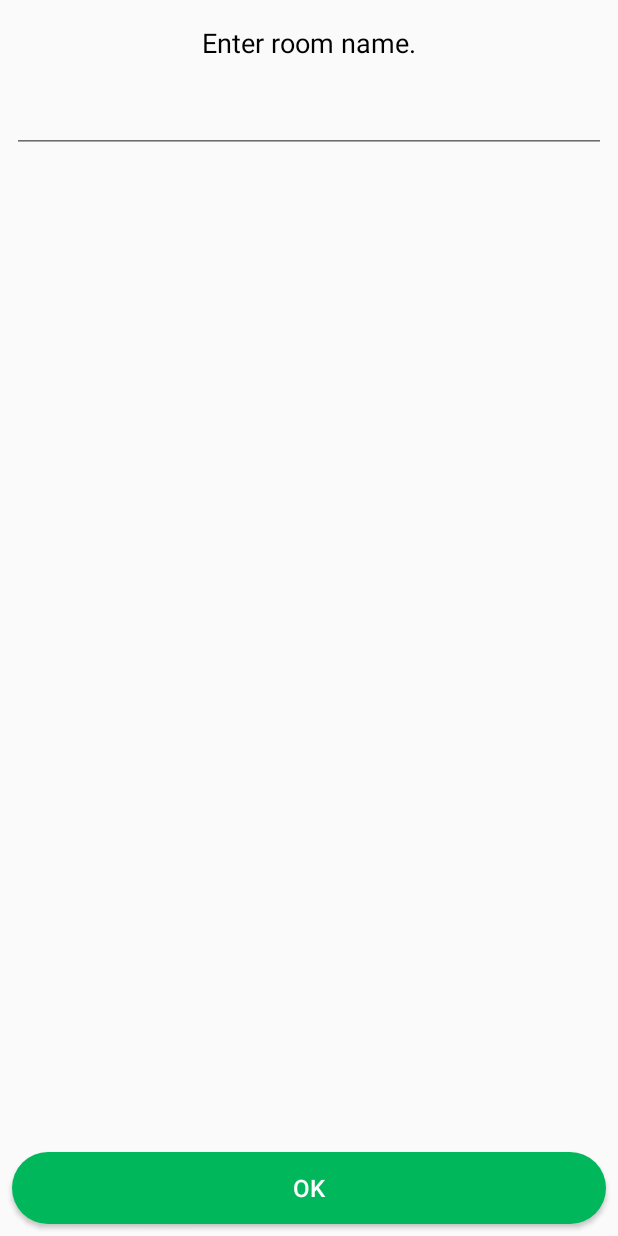
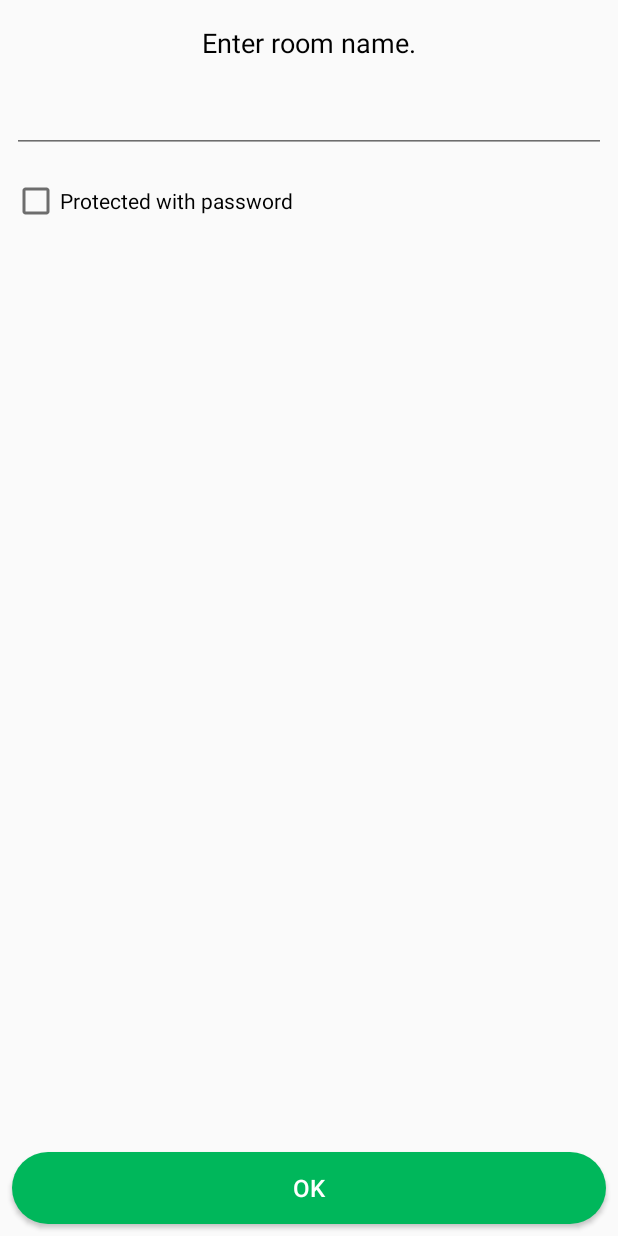
Before and after one commit to dawidd6/AndTTT, an Android app: the fragment CreateFragment shown on its own in the app's theme, on a phone screen of 412 x 824 dp. Run offline under Robolectric (Android 15) with nearby library versions, the phone set to English and light mode, and no system bars; our stand-ins replace ButterKnife, EventBus.

Commit message:
closes: #12

```diff
--- a/app/src/main/java/com/github/dawidd6/andttt/fragments/CreateFragment.java
+++ b/app/src/main/java/com/github/dawidd6/andttt/fragments/CreateFragment.java
@@ -10,8 +10,11 @@ import android.view.LayoutInflater;
 import android.view.View;
 import android.view.ViewGroup;
 import android.widget.Button;
+import android.widget.CompoundButton;
 import android.widget.EditText;
+import android.widget.TextView;
 import butterknife.BindView;
+import butterknife.OnCheckedChanged;
 import butterknife.OnClick;
 import com.github.dawidd6.andttt.ClientService;
 import com.github.dawidd6.andttt.R;
@@ -26,21 +29,41 @@ import org.greenrobot.eventbus.ThreadMode;
 
 public class CreateFragment extends BaseOnlineFragment {
     public static final String TAG = "CreateFragment";
+    private boolean isProtectedChecked;
     @BindView(R.id.roomEdit) EditText roomEdit;
+    @BindView(R.id.passwordEdit) EditText passwordEdit;
+    @BindView(R.id.passwordText) TextView passwordText;
 
     @Override
     public View onCreateView(LayoutInflater inflater, ViewGroup parent, Bundle savedInstanceState) {
         return inflater.inflate(R.layout.fragment_create, parent, false);
     }
 
+    @Override
+    public void onViewCreated(View view, Bundle savedInstanceState) {
+        super.onViewCreated(view, savedInstanceState);
+
+        passwordEdit.setVisibility(View.GONE);
+        passwordText.setVisibility(View.GONE);
+    }
+
     @OnClick(R.id.okButton)
     public void onOkButtonClick() {
         Request request = Request.newBuilder()
                 .setCreateRoom(CreateRoomRequest.newBuilder()
-                        .setName(roomEdit.getText().toString()))
+                        .setName(roomEdit.getText().toString())
+                        .setPassword(isProtectedChecked ? passwordEdit.getText().toString() : ""))
                 .build();
 
         EventBus.getDefault().post(new SendEvent(request));
+    }
+
+    @OnCheckedChanged(R.id.protectedCheck)
+    public void onProtectedChecked(CompoundButton button, boolean checked) {
+        isProtectedChecked = checked;
+
+        passwordEdit.setVisibility(checked ? View.VISIBLE : View.GONE);
+        passwordText.setVisibility(checked ? View.VISIBLE : View.GONE);
     }
 
     @Subscribe(threadMode = ThreadMode.MAIN)
--- a/app/src/main/res/layout/fragment_create.xml
+++ b/app/src/main/res/layout/fragment_create.xml
@@ -5,6 +5,34 @@
     android:layout_width="match_parent"
     android:layout_height="match_parent"
     android:background="?android:attr/windowBackground">
+
+    <TextView
+        android:id="@+id/passwordText"
+        android:layout_width="wrap_content"
+        android:layout_height="wrap_content"
+        android:layout_marginEnd="8dp"
+        android:layout_marginStart="8dp"
+        android:layout_marginTop="16dp"
+        android:text="@string/enter_password"
+        android:textSize="18sp"
+        app:layout_constraintEnd_toEndOf="parent"
+        app:layout_constraintStart_toStartOf="parent"
+        app:layout_constraintTop_toBottomOf="@+id/protectedCheck" />
+
+    <EditText
+        android:id="@+id/passwordEdit"
+        android:layout_width="0dp"
+        android:layout_height="wrap_content"
+        android:layout_marginEnd="8dp"
+        android:layout_marginStart="8dp"
+        android:layout_marginTop="16dp"
+        android:ems="10"
+        android:inputType="textPassword"
+        android:maxLength="@integer/room_max_length"
+        app:layout_constraintEnd_toEndOf="parent"
+        app:layout_constraintHorizontal_bias="0.0"
+        app:layout_constraintStart_toStartOf="parent"
+        app:layout_constraintTop_toBottomOf="@+id/passwordText" />
 
     <TextView
         android:id="@+id/roomText"
@@ -48,4 +76,16 @@
         app:layout_constraintStart_toStartOf="parent"
         app:layout_constraintTop_toBottomOf="@+id/roomText" />
 
+    <CheckBox
+        android:id="@+id/protectedCheck"
+        android:layout_width="wrap_content"
+        android:layout_height="wrap_content"
+        android:layout_marginStart="8dp"
+        android:layout_marginTop="16dp"
+        android:checked="false"
+        android:text="@string/protected_with_password"
+        android:textColor="?android:attr/textColor"
+        app:layout_constraintStart_toStartOf="parent"
+        app:layout_constraintTop_toBottomOf="@+id/roomEdit" />
+
 </android.support.constraint.ConstraintLayout>
--- a/app/src/main/res/values/strings.xml
+++ b/app/src/main/res/values/strings.xml
@@ -76,4 +76,6 @@
     <string name="error_room_password_too_long">Room password is too long. Max 20 characters.</string>
     <string name="error_room_password_mismatch">Incorrect room password.</string>
     <string name="error_room_password_not_found">Room password not found.</string>
+    <string name="protected_with_password">Protected with password</string>
+    <string name="enter_password">Enter password.</string>
 </resources>
```
Also changed, not shown: app/src/main/java/com/github/dawidd6/andttt/adapters/RoomAdapter.java (+11 -0 lines), app/src/main/java/com/github/dawidd6/andttt/fragments/RoomsFragment.java (+26 -5 lines), app/src/main/res/layout/room.xml (+11 -3 lines), 1 other file.
